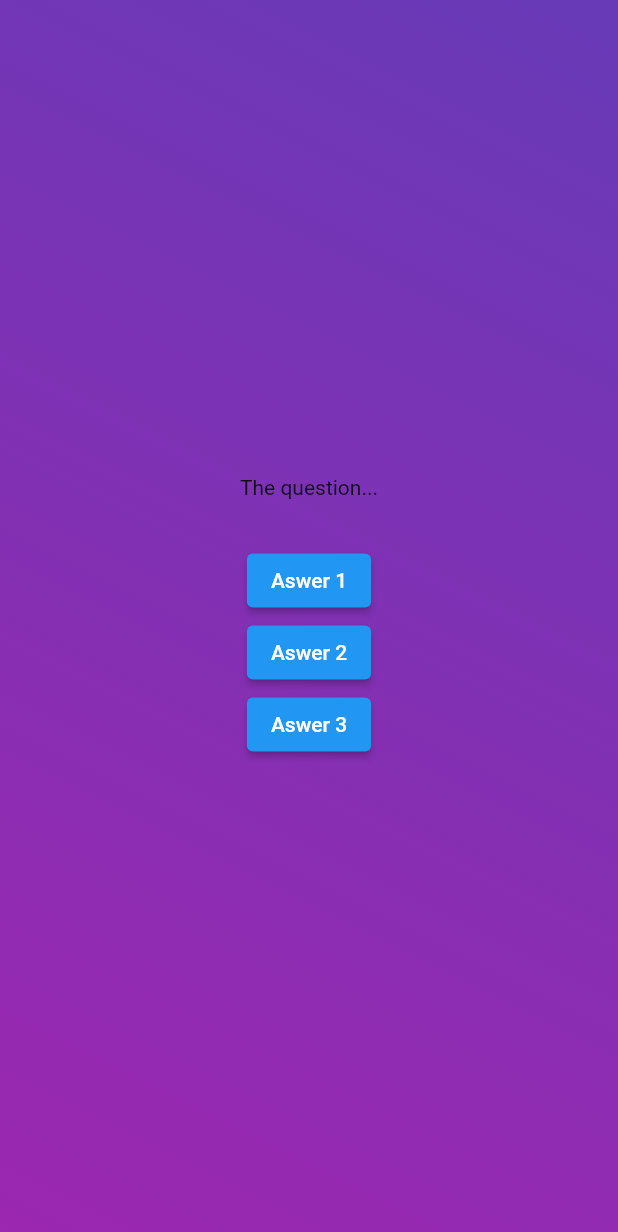
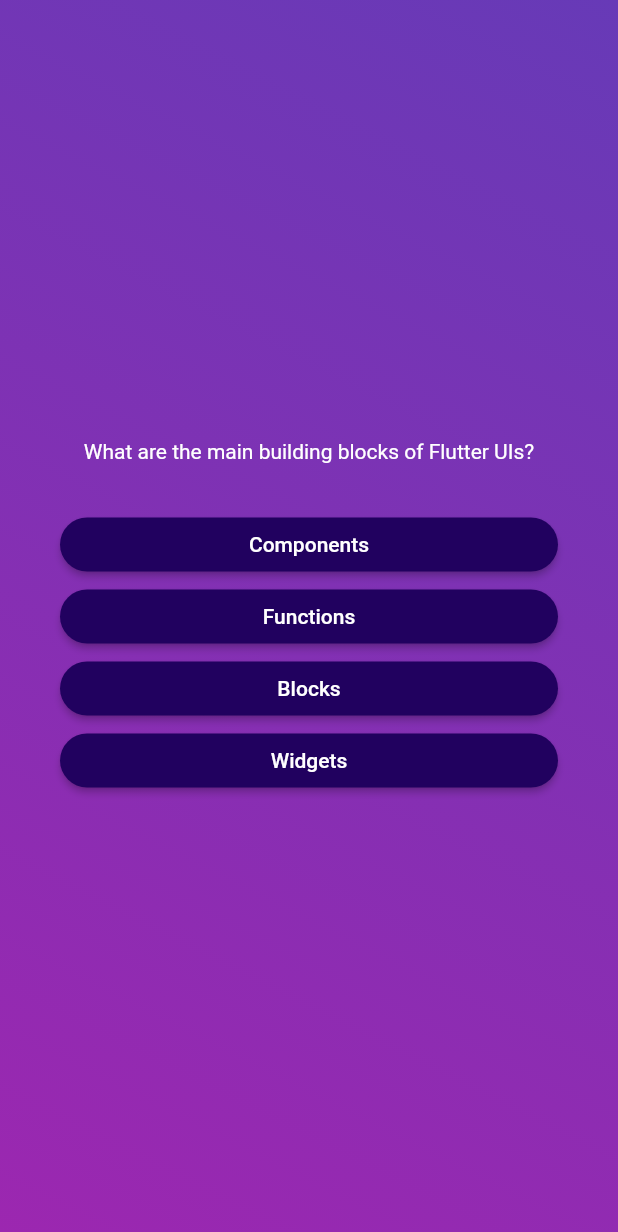
Before and after one commit to ireero/flutter_app_quiz_curso, a Flutter app: the screen it shows after launch, after a tap on "Start Quiz", on a phone screen of 412 x 824 dp. Shown: the top 1232 px of the screen. Run offline on Flutter 3.47's test engine with Material 2 defaults, Android fonts, the phone set to English and light mode, and no system bars.

Commit message:
Avançando no estudo de viagem entre janelas, também entendendo melhor a usuabilidade de listas e de funções como o map.

```diff
--- /dev/null
+++ b/lib/answer_button.dart
@@ -0,0 +1,28 @@
+import 'package:flutter/material.dart';
+
+class AnswerButton extends StatelessWidget {
+
+  const AnswerButton(this.answerText, this.onTap,{super.key});
+
+  final String answerText;
+  final void Function() onTap;
+
+  @override
+  Widget build(context) {
+    return ElevatedButton(
+      onPressed: onTap,
+      style: ElevatedButton.styleFrom(
+        padding: const EdgeInsets.symmetric(vertical: 10, horizontal: 40),
+        backgroundColor: const Color.fromARGB(255, 33, 1, 95),
+        foregroundColor: Colors.white,
+        shape: RoundedRectangleBorder(
+          borderRadius: BorderRadius.circular(40),
+        ),
+      ),
+      child: Text(
+          answerText,
+        textAlign: TextAlign.center,
+      ),
+    );
+  }
+}
--- a/lib/models/quiz_question.dart
+++ b/lib/models/quiz_question.dart
@@ -5,4 +5,10 @@ class QuizQuestion {
 
   final String text;
   final List<String> answers;
+
+  List<String> getShuffledAnswers() {
+    final shuffledList =  List.of(answers);
+    shuffledList.shuffle();
+    return shuffledList;
+  }
 }
--- a/lib/questions_screen.dart
+++ b/lib/questions_screen.dart
@@ -1,4 +1,6 @@
 import 'package:flutter/material.dart';
+import 'answer_button.dart';
+import 'data/questions.dart';
 
 class QuestionsScreen extends StatefulWidget {
   const QuestionsScreen({super.key});
@@ -10,36 +12,39 @@ class QuestionsScreen extends StatefulWidget {
 }
 
 class _QuestionsScreenState extends State<QuestionsScreen> {
+
+  var currentQuestionIndex = 0;
+
   @override
   Widget build(context) {
-    return Center(
+
+    final currentQuestion = questions[currentQuestionIndex];
+
+    void answerQuestions() {
+      setState(() {
+        currentQuestionIndex++;
+      });
+    }
+
+    return Container(
+      margin: const EdgeInsets.all(40),
       child: Column(
+        crossAxisAlignment: CrossAxisAlignment.stretch,
         mainAxisAlignment: MainAxisAlignment.center,
         children: [
-          const Text('The question...'),
+          Text(
+            currentQuestion.text,
+            style: const TextStyle(
+              color: Colors.white,
+            ),
+            textAlign: TextAlign.center,
+          ),
           const SizedBox(
             height: 30,
           ),
-          ElevatedButton(
-            onPressed: () {},
-            child: Text(
-              'Aswer 1'
-            ),
-
-          ),
-          ElevatedButton(
-            onPressed: () {},
-            child: Text(
-                'Aswer 2'
-            ),
-          ),
-          ElevatedButton(
-            onPressed: () {},
-            child: Text(
-                'Aswer 3'
-            ),
-          ),
-
+          ...currentQuestion.getShuffledAnswers().map((item) {
+            return AnswerButton(item, answerQuestions);
+          }),
         ],
       ),
     );
```
